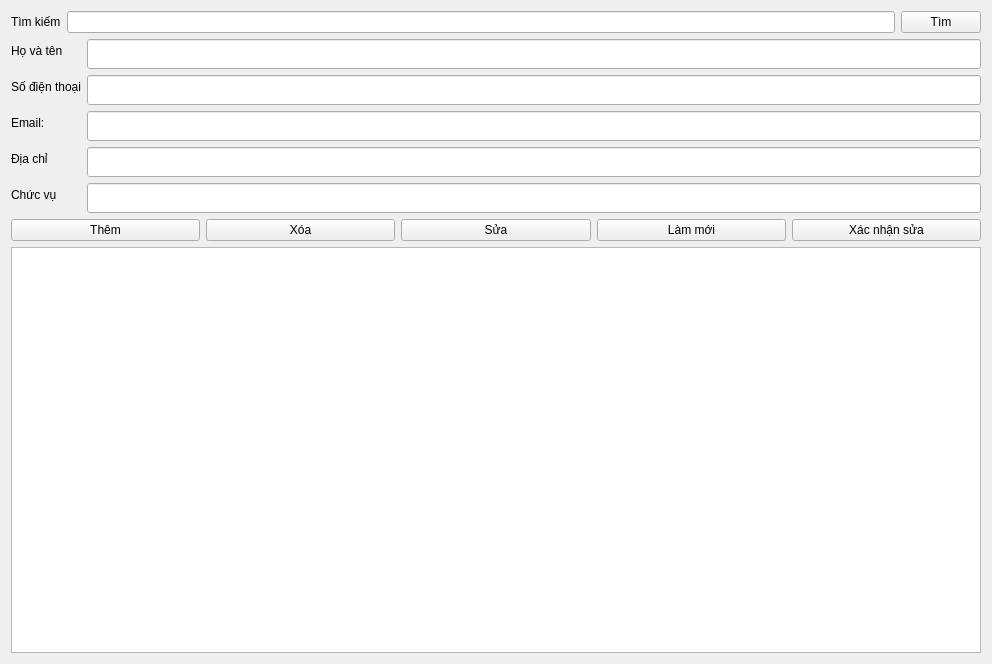
Before: the Qt Designer form view/qlnhansu/nv_ui.ui in loimaxto/DoAnPython, drawn with Qt 5.
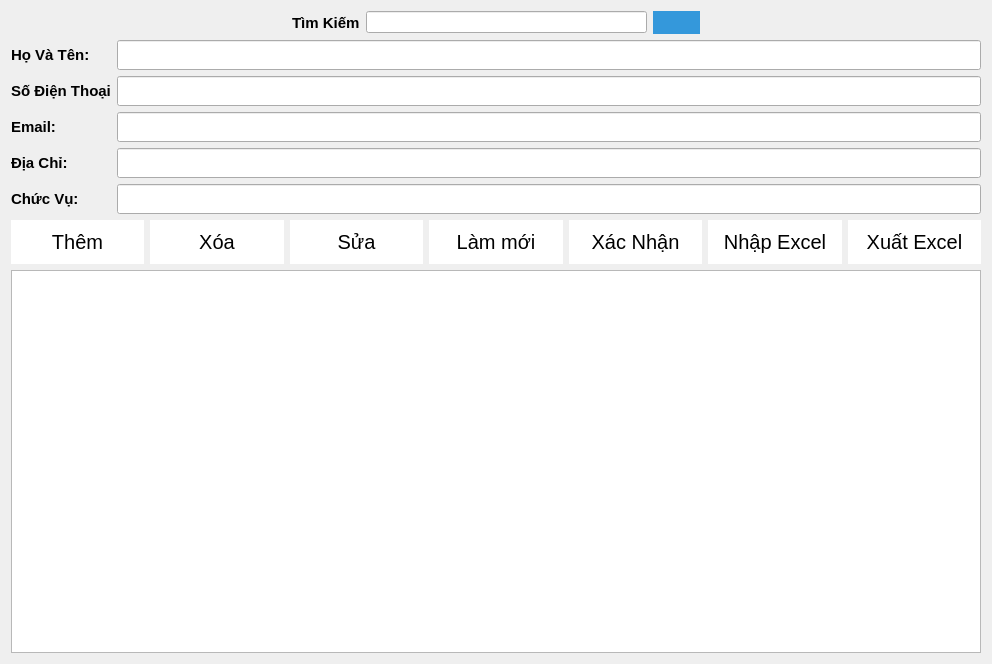
After: the same form once the commit is applied. Icons and pictures are not drawn.

Patch:
```diff
--- a/view/qlnhansu/nv_ui.ui
+++ b/view/qlnhansu/nv_ui.ui
@@ -13,15 +13,38 @@
   <property name="windowTitle">
    <string>Staff Management</string>
   </property>
+  <property name="styleSheet">
+   <string notr="true"/>
+  </property>
   <layout class="QHBoxLayout" name="mainLayout">
    <item>
     <layout class="QVBoxLayout" name="verticalLayout_3">
      <item>
       <layout class="QHBoxLayout" name="searchLayout">
+       <item>
+        <spacer name="horizontalSpacer_2">
+         <property name="orientation">
+          <enum>Qt::Horizontal</enum>
+         </property>
+         <property name="sizeHint" stdset="0">
+          <size>
+           <width>40</width>
+           <height>20</height>
+          </size>
+         </property>
+        </spacer>
+       </item>
        <item>
         <widget class="QLabel" name="searchLabel">
+         <property name="font">
+          <font>
+           <pointsize>11</pointsize>
+           <weight>75</weight>
+           <bold>true</bold>
+          </font>
+         </property>
          <property name="text">
-          <string>Tìm kiếm</string>
+          <string>Tìm Kiếm</string>
          </property>
         </widget>
        </item>
@@ -30,19 +53,70 @@
        </item>
        <item>
         <widget class="QPushButton" name="searchButton">
+         <property name="font">
+          <font>
+           <pointsize>-1</pointsize>
+          </font>
+         </property>
+         <property name="styleSheet">
+          <string notr="true">QPushButton {
+                background-color: #3498db;  /* Blue background */
+                color: white;  /* White text */
+                border: none;
+                padding: 5px 10px;
+                font-size: 10px;
+            }
+            QPushButton:hover {
+                background-color: #2980b9; /* Darker blue on hover */
+				 border: 2px solid white;
+            }
+            QPushButton:pressed {
+                background-color: #1f618d; /* Even darker blue on press */
+            }</string>
+         </property>
          <property name="text">
-          <string>Tìm</string>
+          <string/>
+         </property>
+         <property name="icon">
+          <iconset>
+           <normaloff>../../image/search.png</normaloff>../../image/search.png</iconset>
+         </property>
+         <property name="iconSize">
+          <size>
+           <width>30</width>
+           <height>30</height>
+          </size>
          </property>
         </widget>
        </item>
+       <item>
+        <spacer name="horizontalSpacer">
+         <property name="orientation">
+          <enum>Qt::Horizontal</enum>
+         </property>
+         <property name="sizeHint" stdset="0">
+          <size>
+           <width>40</width>
+           <height>20</height>
+          </size>
+         </property>
+        </spacer>
+       </item>
       </layout>
      </item>
      <item>
       <layout class="QFormLayout" name="formLayout">
        <item row="0" column="0">
         <widget class="QLabel" name="label_2">
+         <property name="font">
+          <font>
+           <pointsize>11</pointsize>
+           <weight>75</weight>
+           <bold>true</bold>
+          </font>
+         </property>
          <property name="text">
-          <string>Họ và tên</string>
+          <string>Họ Và Tên:</string>
          </property>
         </widget>
        </item>
@@ -58,8 +132,15 @@
        </item>
        <item row="1" column="0">
         <widget class="QLabel" name="label_3">
+         <property name="font">
+          <font>
+           <pointsize>11</pointsize>
+           <weight>75</weight>
+           <bold>true</bold>
+          </font>
+         </property>
          <property name="text">
-          <string>Số điện thoại</string>
+          <string>Số Điện Thoại</string>
          </property>
         </widget>
        </item>
@@ -75,6 +156,13 @@
        </item>
        <item row="2" column="0">
         <widget class="QLabel" name="label_5">
+         <property name="font">
+          <font>
+           <pointsize>11</pointsize>
+           <weight>75</weight>
+           <bold>true</bold>
+          </font>
+         </property>
          <property name="text">
           <string>Email:</string>
          </property>
@@ -98,8 +186,15 @@
        </item>
        <item row="3" column="0">
         <widget class="QLabel" name="label_4">
+         <property name="font">
+          <font>
+           <pointsize>11</pointsize>
+           <weight>75</weight>
+           <bold>true</bold>
+          </font>
+         </property>
          <property name="text">
-          <string>Địa chỉ</string>
+          <string>Địa Chỉ:</string>
          </property>
         </widget>
        </item>
@@ -115,8 +210,15 @@
        </item>
        <item row="4" column="0">
         <widget class="QLabel" name="Position">
+         <property name="font">
+          <font>
+           <pointsize>11</pointsize>
+           <weight>75</weight>
+           <bold>true</bold>
+          </font>
+         </property>
          <property name="text">
-          <string>Chức vụ</string>
+          <string>Chức Vụ:</string>
          </property>
         </widget>
        </item>
@@ -136,36 +238,274 @@
       <layout class="QHBoxLayout" name="horizontalLayout">
        <item>
         <widget class="QPushButton" name="addButton">
+         <property name="font">
+          <font>
+           <pointsize>-1</pointsize>
+          </font>
+         </property>
+         <property name="styleSheet">
+          <string notr="true">QPushButton {
+                background-color: white;  /* Blue background */
+                color: black;  /* White text */
+                border: none;
+                padding: 10px 20px;
+                font-size: 20px;
+                
+            }
+            QPushButton:hover {
+                border: 3px solid  #3498db ; /* Darker blue on hover */
+				background-color: #f5f5f5 ;
+            }
+            QPushButton:pressed {
+                background-color:#f5f5f5; /* Even darker blue on press */
+            }</string>
+         </property>
          <property name="text">
           <string>Thêm</string>
          </property>
+         <property name="icon">
+          <iconset>
+           <normaloff>../../image/plus.png</normaloff>../../image/plus.png</iconset>
+         </property>
+         <property name="iconSize">
+          <size>
+           <width>30</width>
+           <height>30</height>
+          </size>
+         </property>
         </widget>
        </item>
        <item>
         <widget class="QPushButton" name="deleteButton">
+         <property name="font">
+          <font>
+           <pointsize>-1</pointsize>
+          </font>
+         </property>
+         <property name="styleSheet">
+          <string notr="true">QPushButton {
+                background-color: white;  /* Blue background */
+                color: black;  /* White text */
+                border: none;
+                padding: 10px 20px;
+                font-size: 20px;
+                
+            }
+            QPushButton:hover {
+               border: 3px solid  #3498db ; /* Darker blue on hover */
+				background-color: #f5f5f5 ;
+            }
+            QPushButton:pressed {
+                background-color: #f5f5f5 ; /* Even darker blue on press */
+            }</string>
+         </property>
          <property name="text">
           <string>Xóa</string>
          </property>
+         <property name="icon">
+          <iconset>
+           <normaloff>../../image/delete.png</normaloff>../../image/delete.png</iconset>
+         </property>
+         <property name="iconSize">
+          <size>
+           <width>30</width>
+           <height>30</height>
+          </size>
+         </property>
         </widget>
        </item>
        <item>
         <widget class="QPushButton" name="updateButton">
+         <property name="font">
+          <font>
+           <pointsize>-1</pointsize>
+          </font>
+         </property>
+         <property name="styleSheet">
+          <string notr="true">QPushButton {
+                background-color: white;  /* Blue background */
+                color: black;  /* White text */
+                border: none;
+                padding: 10px 15px;
+                font-size: 20px;
+                
+            }
+            QPushButton:hover {
+                 border: 3px solid  #3498db ; /* Darker blue on hover */
+				background-color: #f5f5f5 ;
+            }
+            QPushButton:pressed {
+                background-color: #f5f5f5 ; /* Even darker blue on press */
+            }</string>
+         </property>
          <property name="text">
           <string>Sửa</string>
          </property>
+         <property name="icon">
+          <iconset>
+           <normaloff>../../image/pen.png</normaloff>../../image/pen.png</iconset>
+         </property>
+         <property name="iconSize">
+          <size>
+           <width>30</width>
+           <height>30</height>
+          </size>
+         </property>
         </widget>
        </item>
        <item>
         <widget class="QPushButton" name="clearButton">
+         <property name="font">
+          <font>
+           <pointsize>-1</pointsize>
+          </font>
+         </property>
+         <property name="styleSheet">
+          <string notr="true">QPushButton {
+                background-color: white;  /* Blue background */
+                color: black;  /* White text */
+                border: none;
+                padding: 10px 5px;
+                font-size: 20px;
+                
+            }
+            QPushButton:hover {
+                border: 3px solid  #3498db ; /* Darker blue on hover */
+				background-color: #f5f5f5 ;
+            }
+            QPushButton:pressed {
+                background-color: #f5f5f5; /* Even darker blue on press */
+            }</string>
+         </property>
          <property name="text">
           <string>Làm mới</string>
          </property>
+         <property name="icon">
+          <iconset>
+           <normaloff>../../image/loading-arrow.png</normaloff>../../image/loading-arrow.png</iconset>
+         </property>
+         <property name="iconSize">
+          <size>
+           <width>30</width>
+           <height>30</height>
+          </size>
+         </property>
         </widget>
        </item>
        <item>
         <widget class="QPushButton" name="btn_confirm_update">
+         <property name="font">
+          <font>
+           <pointsize>-1</pointsize>
+          </font>
+         </property>
+         <property name="styleSheet">
+          <string notr="true">QPushButton {
+                background-color: white;  /* Blue background */
+                color: black;  /* White text */
+                border: none;
+                padding: 10px 0;
+                font-size: 20px;
+                
+            }
+            QPushButton:hover {
+                 border: 3px solid  #3498db ; /* Darker blue on hover */
+				background-color: #f5f5f5 ;
+            }
+            QPushButton:pressed {
+                background-color: #f5f5f5; /* Even darker blue on press */
+            }</string>
+         </property>
          <property name="text">
-          <string>Xác nhận sửa</string>
+          <string>Xác Nhận</string>
+         </property>
+         <property name="icon">
+          <iconset>
+           <normaloff>../../image/save.png</normaloff>../../image/save.png</iconset>
+         </property>
+         <property name="iconSize">
+          <size>
+           <width>30</width>
+           <height>30</height>
+          </size>
+         </property>
+        </widget>
+       </item>
+       <item>
+        <widget class="QPushButton" name="importExcelBtn">
+         <property name="font">
+          <font>
+           <pointsize>-1</pointsize>
+          </font>
+         </property>
+         <property name="styleSheet">
+          <string notr="true">QPushButton {
+                background-color: white;  /* Blue background */
+                color: black;  /* White text */
+                border: none;
+                padding: 10px 0;
+                font-size: 20px;
+                
+            }
+            QPushButton:hover {
+                 border: 3px solid  #3498db ; /* Darker blue on hover */
+				background-color: #f5f5f5 ;
+            }
+            QPushButton:pressed {
+                background-color: #f5f5f5; /* Even darker blue on press */
+            }</string>
+         </property>
+         <property name="text">
+          <string>Nhập Excel</string>
+         </property>
+         <property name="icon">
+          <iconset>
+           <normaloff>../../image/sheet.png</normaloff>../../image/sheet.png</iconset>
+         </property>
+         <property name="iconSize">
+          <size>
+           <width>30</width>
+           <height>30</height>
+          </size>
+         </property>
+        </widget>
+       </item>
+       <item>
+        <widget class="QPushButton" name="exportExcelBtn">
+         <property name="font">
+          <font>
+           <pointsize>-1</pointsize>
+          </font>
+         </property>
+         <property name="styleSheet">
+          <string notr="true">QPushButton {
+                background-color: white;  /* Blue background */
+                color: black;  /* White text */
+                border: none;
+                padding: 10px 0;
+                font-size: 20px;
+                
+            }
+            QPushButton:hover {
+                 border: 3px solid  #3498db ; /* Darker blue on hover */
+				background-color: #f5f5f5 ;
+            }
+            QPushButton:pressed {
+                background-color: #f5f5f5; /* Even darker blue on press */
+            }</string>
+         </property>
+         <property name="text">
+          <string>Xuất Excel</string>
+         </property>
+         <property name="icon">
+          <iconset>
+           <normaloff>../../image/excel-file.png</normaloff>../../image/excel-file.png</iconset>
+         </property>
+         <property name="iconSize">
+          <size>
+           <width>30</width>
+           <height>30</height>
+          </size>
          </property>
         </widget>
        </item>
```
